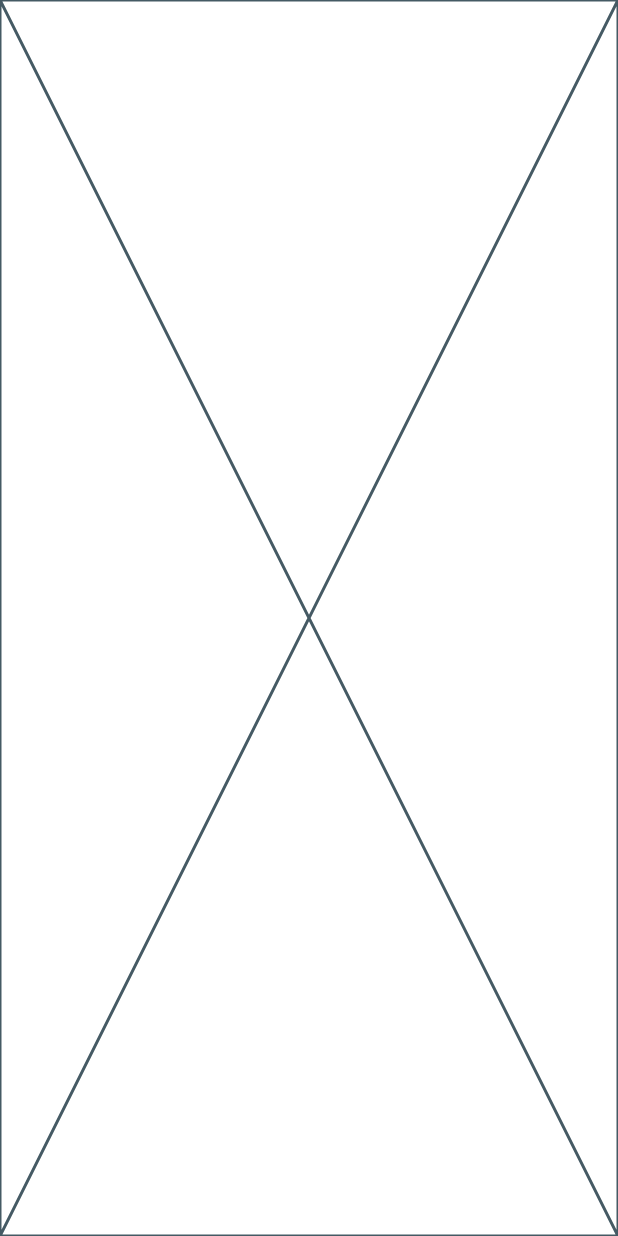
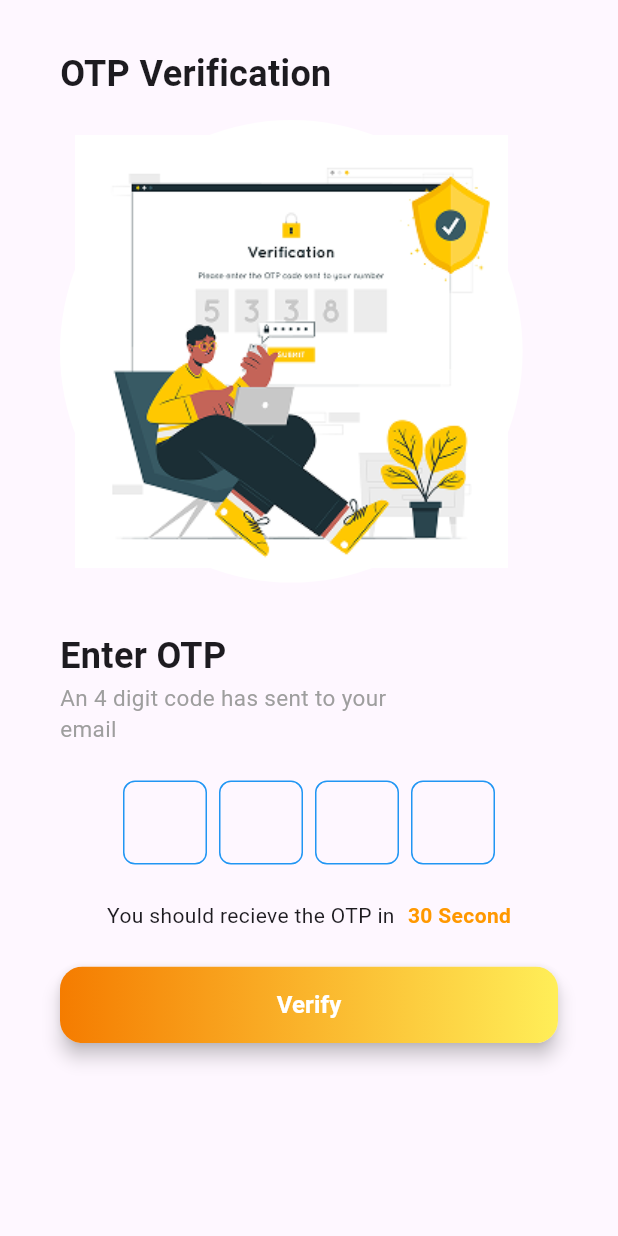
Before and after one commit to JEngHAng/flutter_speed_ui_app, a Flutter app: the E04PageUI screen opened directly, after a tap on "Send code", on a phone screen of 412 x 824 dp. Run offline on Flutter 3.47's test engine with Material 3 defaults, Android fonts, the phone set to English and light mode, and no system bars; drawn by our look-alikes of pinput; our stand-ins replace font_awesome_flutter.

Commit message:
Page E05 Finish

```diff
--- a/lib/views/e04_page_ui.dart
+++ b/lib/views/e04_page_ui.dart
@@ -1,5 +1,6 @@
 import 'package:flutter/material.dart';
 import 'package:flutter_speed_ui_app/views/e05_page_ui.dart';
+import 'package:flutter_speed_ui_app/views/e03_page_ui.dart';
 
 class E04PageUI extends StatefulWidget {
   const E04PageUI({super.key});
@@ -131,7 +132,7 @@ class _E04PageUIState extends State<E04PageUI> {
                           Navigator.push(
                           context,
                           MaterialPageRoute(
-                            builder: (context) => E05PageUI(),
+                            builder: (context) => E03PageUI(),
                           ),
                         );
                       },
--- a/lib/views/e05_page_ui.dart
+++ b/lib/views/e05_page_ui.dart
@@ -1,4 +1,7 @@
 import 'package:flutter/material.dart';
+import 'package:pinput/pinput.dart';
+import 'package:flutter_speed_ui_app/views/e06_page_ui.dart';
+
 
 class E05PageUI extends StatefulWidget {
   const E05PageUI({super.key});
@@ -8,8 +11,131 @@ class E05PageUI extends StatefulWidget {
 }
 
 class _E05PageUIState extends State<E05PageUI> {
+  final TextEditingController _otpController = TextEditingController();
+
   @override
   Widget build(BuildContext context) {
-    return const Placeholder();
+    return Scaffold(
+      body: SafeArea(
+        child: Padding(
+          padding: const EdgeInsets.symmetric(horizontal: 40),
+          child: Column(
+            crossAxisAlignment: CrossAxisAlignment.start,
+            children: [
+              const SizedBox(height: 32),
+              const Text(
+                "OTP Verification",
+                style: TextStyle(fontSize: 24, fontWeight: FontWeight.bold),
+              ),
+              const SizedBox(height: 14),
+
+              Container(
+                padding: EdgeInsets.all(10),
+                decoration: BoxDecoration(
+                  color: const Color.fromARGB(255, 255, 255, 255),
+                  shape: BoxShape.circle,
+                ),
+                child: Image.asset("assets/images/e/imge6.png", width: MediaQuery.of(context).size.width * 0.7, ),
+              ),
+
+              const SizedBox(height: 32),
+              const Text(
+                "Enter OTP",
+                style: TextStyle(fontSize: 24, fontWeight: FontWeight.bold),
+              ),
+
+              const Text(
+                "An 4 digit code has sent to your\nemail",
+                style: TextStyle(color: Colors.grey, fontSize: 15),
+              ),
+              const SizedBox(height: 24),
+              Center(
+                child: Pinput(
+                  length: 4,
+                  controller: _otpController,
+                  defaultPinTheme: PinTheme(
+                    width: 56,
+                    height: 56,
+                    textStyle: const TextStyle(fontSize: 22, fontWeight: FontWeight.bold),
+                    decoration: BoxDecoration(
+                      border: Border.all(color: Colors.blue),
+                      borderRadius: BorderRadius.circular(8),
+                    ),
+                  ),
+                ),
+              ),
+
+              const SizedBox(height: 24),
+
+              Row(
+              mainAxisAlignment: MainAxisAlignment.center,
+              children: [
+                Text("You should recieve the OTP in "),
+                SizedBox(width: 5),
+                GestureDetector(
+                  onTap: () {
+                },
+                  child: Text(
+                    "30 Second",
+                    style: TextStyle(
+                      color: Colors.orange,
+                      fontWeight: FontWeight.bold,
+                    ),
+                  ),
+                ),
+              ],
+            ),
+
+            const SizedBox(height: 24),
+
+            ElevatedButton(
+                    onPressed: () {
+                    Navigator.push(
+                        context,
+                        MaterialPageRoute(
+                          builder: (context) => E06PageUI(),
+                        ),
+                      );
+                    },
+                    style: ElevatedButton.styleFrom(
+                      padding: EdgeInsets.zero, // ต้องใช้ padding 0 เพื่อให้ Ink ใช้งานได้เต็มที่
+                      shape: RoundedRectangleBorder(
+                        borderRadius: BorderRadius.circular(15),
+                      ),
+                      elevation: 5,
+                    ),
+                    child: Ink(
+                      decoration: BoxDecoration(
+                        gradient: LinearGradient(
+                          colors: [Colors.orange.shade700, Colors.yellow.shade400],
+                          begin: Alignment.centerLeft,
+                          end: Alignment.centerRight,
+                        ),
+                        borderRadius: BorderRadius.circular(15),
+                      ),
+                      child: Container(
+                        padding: EdgeInsets.symmetric(vertical: 14, horizontal: 24),
+                        alignment: Alignment.center,
+                        child: Row(
+                          mainAxisSize: MainAxisSize.min,
+                          children: [
+                            Text(
+                              "Verify",
+                              style: TextStyle(
+                                fontSize: 16,
+                                fontWeight: FontWeight.bold,
+                                color: Colors.white,
+                              ),
+                            ),
+                          ],
+                        ),
+                      ),
+                    ),
+                  ),
+            ],
+          ),
+        ),
+      ),
+    );
   }
 }
--- /dev/null
+++ b/lib/views/e06_page_ui.dart
@@ -0,0 +1,15 @@
+import 'package:flutter/material.dart';
+
+class E06PageUI extends StatefulWidget {
+  const E06PageUI({super.key});
+
+  @override
+  State<E06PageUI> createState() => _E06PageUIState();
+}
+
+class _E06PageUIState extends State<E06PageUI> {
+  @override
+  Widget build(BuildContext context) {
+    return const Placeholder();
+  }
+}
```
